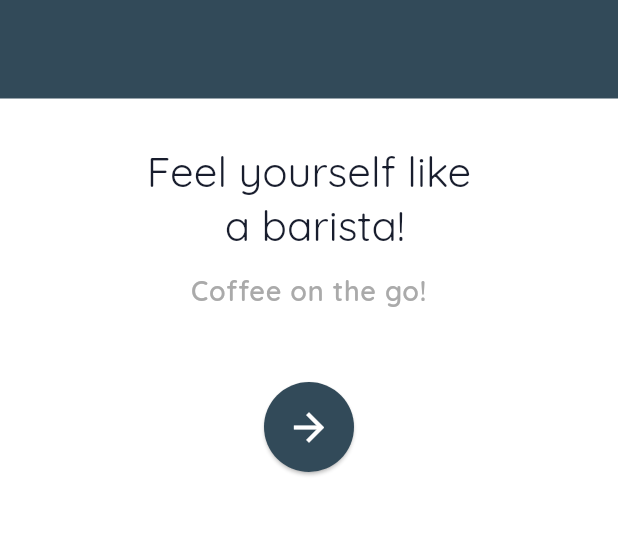
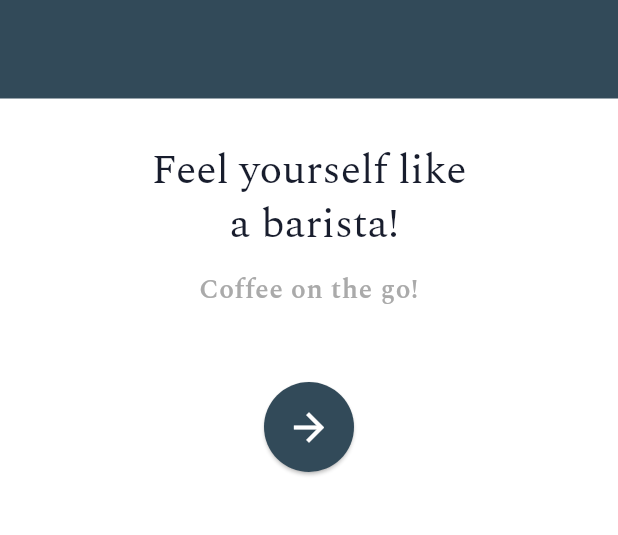
Before and after one commit to mrcodefrost/caffigo, a Flutter app: the screen it shows after launch, on a phone screen of 412 x 824 dp, the part 497-1032 px from its top. Run offline on Flutter 3.47's test engine with Material 3 defaults, Android fonts, the phone set to English and light mode, and no system bars; our stand-ins replace get, get_storage, google_fonts.

Commit message:
theme updated

```diff
--- a/lib/theme/light_mode.dart
+++ b/lib/theme/light_mode.dart
@@ -16,7 +16,7 @@ ColorScheme lightColorScheme = ColorScheme.light(
 );
 
 ThemeData lightMode = ThemeData(
-  fontFamily: GoogleFonts.quicksand().fontFamily, // does not work
+  fontFamily: GoogleFonts.spectral().fontFamily, // does not work
   colorScheme: ColorScheme.light(
       surface: lightColorScheme.surface, // lightest // for background
       tertiary: lightColorScheme.tertiary, // 2nd lightest
@@ -35,65 +35,65 @@ ThemeData lightMode = ThemeData(
         //https://api.flutter.dev/flutter/material/TextTheme-class.html
         displayLarge: TextStyle(
           //size 57
-          fontFamily: GoogleFonts.quicksand().fontFamily,
+          fontFamily: GoogleFonts.spectral().fontFamily,
         ),
         displayMedium: TextStyle(
           //size 45
-          fontFamily: GoogleFonts.quicksand().fontFamily,
+          fontFamily: GoogleFonts.spectral().fontFamily,
         ),
         displaySmall: TextStyle(
           //size 36
-          fontFamily: GoogleFonts.quicksand().fontFamily,
+          fontFamily: GoogleFonts.spectral().fontFamily,
         ),
         headlineLarge: TextStyle(
           // size 32
-          fontFamily: GoogleFonts.quicksand().fontFamily,
+          fontFamily: GoogleFonts.spectral().fontFamily,
         ),
         headlineMedium: TextStyle(
           // size 28
-          fontFamily: GoogleFonts.quicksand().fontFamily,
+          fontFamily: GoogleFonts.spectral().fontFamily,
         ),
         headlineSmall: TextStyle(
           // size 24
-          fontFamily: GoogleFonts.quicksand().fontFamily,
+          fontFamily: GoogleFonts.spectral().fontFamily,
         ),
         titleLarge: TextStyle(
           // size 22
-          fontFamily: GoogleFonts.quicksand().fontFamily,
+          fontFamily: GoogleFonts.spectral().fontFamily,
         ),
         titleMedium: TextStyle(
             // size 16
             // fontSize: 36, //done // don't change
-            fontFamily: GoogleFonts.quicksand().fontFamily,
+            fontFamily: GoogleFonts.spectral().fontFamily,
             height: 1.2),
         titleSmall: TextStyle(
           // size 14
-          fontFamily: GoogleFonts.quicksand().fontFamily,
+          fontFamily: GoogleFonts.spectral().fontFamily,
         ),
         bodyLarge: TextStyle(
             // size 16
             // fontSize: 18, // done // don't change
-            fontFamily: GoogleFonts.quicksand().fontFamily,
+            fontFamily: GoogleFonts.spectral().fontFamily,
             height: 1.2),
         bodyMedium: TextStyle(
           // size 14
-          fontFamily: GoogleFonts.quicksand().fontFamily,
+          fontFamily: GoogleFonts.spectral().fontFamily,
         ),
         bodySmall: TextStyle(
           // size 12
-          fontFamily: GoogleFonts.quicksand().fontFamily,
+          fontFamily: GoogleFonts.spectral().fontFamily,
         ),
         labelLarge: TextStyle(
           // size 14
-          fontFamily: GoogleFonts.quicksand().fontFamily,
+          fontFamily: GoogleFonts.spectral().fontFamily,
         ),
         labelMedium: TextStyle(
           // size 12
-          fontFamily: GoogleFonts.quicksand().fontFamily,
+          fontFamily: GoogleFonts.spectral().fontFamily,
         ),
         labelSmall: TextStyle(
           // size 11
-          fontFamily: GoogleFonts.quicksand().fontFamily,
+          fontFamily: GoogleFonts.spectral().fontFamily,
         ),
       ),
   appBarTheme: AppBarTheme(
@@ -107,7 +107,7 @@ ThemeData lightMode = ThemeData(
   ),
   inputDecorationTheme: InputDecorationTheme(
     hintStyle: TextStyle(
-      fontFamily: GoogleFonts.quicksand().fontFamily,
+      fontFamily: GoogleFonts.spectral().fontFamily,
       color: Colors.black,
       fontSize: 18,
     ),
@@ -118,11 +118,29 @@ ThemeData lightMode = ThemeData(
     errorMaxLines: 4,
     fillColor: Colors.white,
     contentPadding: EdgeInsets.all(10),
-    enabledBorder: OutlineInputBorder(
-      borderRadius: BorderRadius.circular(12),
-      borderSide: const BorderSide(
-        color: Colors.grey,
-        width: 0.5,
+    // Initial state of border
+    enabledBorder: UnderlineInputBorder(
+      borderSide: BorderSide(
+        color: BorderColor.grey,
+        width: 1,
+      ),
+    ),
+    focusedBorder: UnderlineInputBorder(
+      borderSide: BorderSide(
+        color: BorderColor.brightBlue,
+        width: 1,
+      ),
+    ),
+    errorBorder: UnderlineInputBorder(
+      borderSide: BorderSide(
+        color: BorderColor.red,
+        width: 1,
+      ),
+    ),
+    focusedErrorBorder: UnderlineInputBorder(
+      borderSide: BorderSide(
+        color: BorderColor.red,
+        width: 1,
       ),
     ),
     disabledBorder: OutlineInputBorder(
@@ -131,24 +149,6 @@ ThemeData lightMode = ThemeData(
         color: Colors.grey,
         width: 0.5,
       ),
-    ),
-    focusedBorder: OutlineInputBorder(
-      borderRadius: BorderRadius.circular(12),
-      borderSide: const BorderSide(
-        color: Colors.grey,
-      ),
-    ),
-    errorBorder: OutlineInputBorder(
-      borderSide: const BorderSide(
-        color: Colors.red,
-      ),
-      borderRadius: BorderRadius.circular(12),
-    ),
-    focusedErrorBorder: OutlineInputBorder(
-      borderSide: const BorderSide(
-        color: Colors.red,
-      ),
-      borderRadius: BorderRadius.circular(12),
     ),
   ),
   datePickerTheme: DatePickerThemeData(
--- a/lib/utils/color_constant.dart
+++ b/lib/utils/color_constant.dart
@@ -1,40 +1,47 @@
 import 'dart:ui';
 
 class TextColor {
-  static Color darkBlue = Color(0xff181D2D);
-  static Color blue = Color(0xff324A59);
-  static Color lightGrey = Color(0xffAAAAAA);
-  static Color grey = Color(0xffC1C7D0);
-  static Color brightBlue = Color(0xff007AFF);
-  static Color white = Color(0xffFFFFFF);
+  static const Color darkBlue = Color(0xff181D2D);
+  static const Color blue = Color(0xff324A59);
+  static const Color lightGrey = Color(0xffAAAAAA);
+  static const Color grey = Color(0xffC1C7D0);
+  static const Color brightBlue = Color(0xff007AFF);
+  static const Color white = Color(0xffFFFFFF);
 }
 
 class IconColor {
-  static Color lightBlue = Color(0xff001833);
-  static Color black = Color(0xff000000);
-  static Color red = Color(0xffFF3030);
-  static Color paleGrey = Color(0xffD8D8D8);
-  static Color brightBlue = Color(0xff007AFF);
+  static const Color lightBlue = Color(0xff001833);
+  static const Color black = Color(0xff000000);
+  static const Color red = Color(0xffFF3030);
+  static const Color paleGrey = Color(0xffD8D8D8);
+  static const Color brightBlue = Color(0xff007AFF);
 }
 
 class DividerColor {
-  static Color brightBlue = Color(0xff007AFF);
-  static Color paleGrey = Color(0xffD8D8D8);
-  static Color cement = Color(0xffF4F5F7);
+  static const Color brightBlue = Color(0xff007AFF);
+  static const Color paleGrey = Color(0xffD8D8D8);
+  static const Color cement = Color(0xffF4F5F7);
 }
 
 class ButtonColor {
-  static Color blue = Color(0xff324A59);
-  static Color white = Color(0xffFFFFFF);
-  static Color gradientPurple = Color(0xffC58BF2);
-  static Color gradientPink = Color(0xffEEA4CE);
-  static Color paleRed = Color(0xffFFE5E5);
-  static Color red = Color(0xffFF3030);
+  static const Color blue = Color(0xff324A59);
+  static const Color white = Color(0xffFFFFFF);
+  static const Color gradientPurple = Color(0xffC58BF2);
+  static const Color gradientPink = Color(0xffEEA4CE);
+  static const Color paleRed = Color(0xffFFE5E5);
+  static const Color red = Color(0xffFF3030);
 }
 
 class BackgroundColor {
-  static Color white = Color(0xffFFFFFF);
-  static Color lighterBlue = Color(0xffF7F8FB);
-  // static Color darkBlue = Color(0xff181D2D);
-  static Color blue = Color(0xff324A59);
+  static const Color white = Color(0xffFFFFFF);
+  static const Color lighterBlue = Color(0xffF7F8FB);
+  // static const Color darkBlue = Color(0xff181D2D);
+  static const Color blue = Color(0xff324A59);
 }
+
+class BorderColor {
+  static const Color grey = Color(0xffC1C7D0);
+  static const Color darkBlue = Color(0xff181D2D);
+  static const Color brightBlue = Color(0xff007AFF);
+  static const Color red = Color(0xffFF3030);
+}
```
